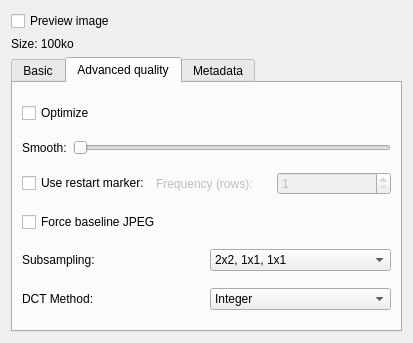
The window that filters/krita/jpeg/kis_wdg_options_jpeg2.ui (KDE/calligra) describes before a commit, drawn with Qt 5.
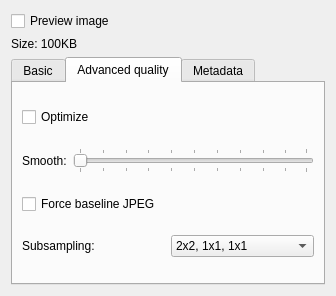
The same window after the commit. The open tabs and pages were chosen to show the change.

Commit message:
update to follow the latest discution: * add a filesize label * remove DCT and Restart marker
CCBUG:124288

Patch:
```diff
--- a/filters/krita/jpeg/kis_wdg_options_jpeg2.ui
+++ b/filters/krita/jpeg/kis_wdg_options_jpeg2.ui
@@ -5,8 +5,8 @@
    <rect>
     <x>0</x>
     <y>0</y>
-    <width>413</width>
-    <height>343</height>
+    <width>336</width>
+    <height>296</height>
    </rect>
   </property>
   <property name="windowTitle" >
@@ -23,7 +23,7 @@
    <item>
     <widget class="QLabel" name="label" >
      <property name="text" >
-      <string>Size: 100ko</string>
+      <string>Size: 100KB</string>
      </property>
     </widget>
    </item>
@@ -207,36 +207,11 @@
            <property name="orientation" >
             <enum>Qt::Horizontal</enum>
            </property>
-          </widget>
-         </item>
-        </layout>
-       </item>
-       <item>
-        <layout class="QHBoxLayout" >
-         <item>
-          <widget class="QCheckBox" name="checkBox_8" >
-           <property name="text" >
-            <string>Use restart marker:</string>
+           <property name="tickPosition" >
+            <enum>QSlider::TicksBothSides</enum>
            </property>
-          </widget>
-         </item>
-         <item>
-          <widget class="QLabel" name="label_4" >
-           <property name="enabled" >
-            <bool>false</bool>
-           </property>
-           <property name="text" >
-            <string>Frequency (rows):</string>
-           </property>
-          </widget>
-         </item>
-         <item>
-          <widget class="QSpinBox" name="spinBox" >
-           <property name="enabled" >
-            <bool>false</bool>
-           </property>
-           <property name="minimum" >
-            <number>1</number>
+           <property name="tickInterval" >
+            <number>10</number>
            </property>
           </widget>
          </item>
@@ -279,36 +254,6 @@
          </item>
         </layout>
        </item>
-       <item>
-        <layout class="QHBoxLayout" >
-         <item>
-          <widget class="QLabel" name="label_6" >
-           <property name="text" >
-            <string>DCT Method:</string>
-           </property>
-          </widget>
-         </item>
-         <item>
-          <widget class="QComboBox" name="comboBox_2" >
-           <item>
-            <property name="text" >
-             <string>Integer</string>
-            </property>
-           </item>
-           <item>
-            <property name="text" >
-             <string>Fast integer</string>
-            </property>
-           </item>
-           <item>
-            <property name="text" >
-             <string>Floating points</string>
-            </property>
-           </item>
-          </widget>
-         </item>
-        </layout>
-       </item>
       </layout>
      </widget>
      <widget class="QWidget" name="tab_3" >
```
Left out of the diff: 49 changed lines with no effect on the pictures. Lines whose indentation alone changed are shown as unchanged.
